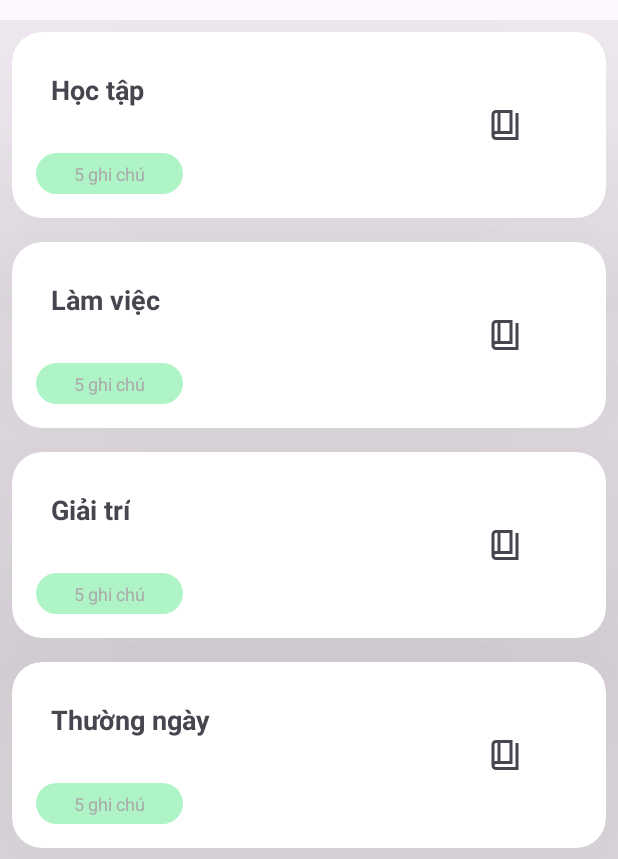
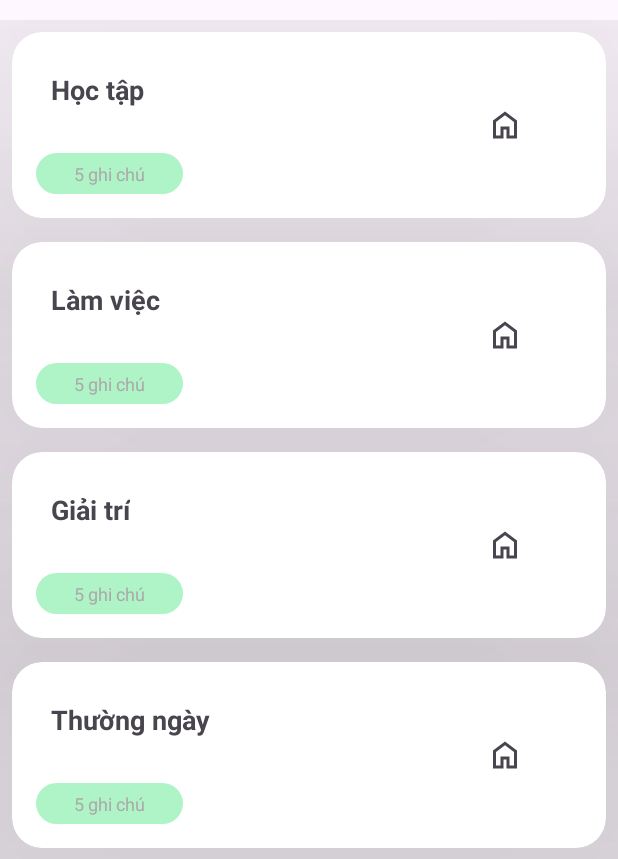
Before and after one commit to Nguyen2101346/appMobiPli, an Android app: the fragment NoteFragment placed in its activity, item 2 of the bottom bar chosen, on a phone screen of 412 x 824 dp. Shown: the part 142-1001 px from the top of the screen. Run offline under Robolectric (Android 15) with nearby library versions, the phone set to English and light mode, and no system bars.

Commit message:
Giao diện note fix

```diff
--- a/app/src/main/java/com/example/utilitycalendar/note/CategoryNoteFragment.java
+++ b/app/src/main/java/com/example/utilitycalendar/note/CategoryNoteFragment.java
@@ -28,10 +28,10 @@ public class CategoryNoteFragment extends Fragment {
         // Khởi tạo danh sách danh mục
         categoryList = new ArrayList<>();
         // Thêm dữ liệu mẫu
-        categoryList.add(new NoteCategory("hoctap","Học tập", 5));
-        categoryList.add(new NoteCategory("lamviec","Làm việc", 5));
-        categoryList.add(new NoteCategory("giaitri","Giải trí", 5));
-        categoryList.add(new NoteCategory("thuongnagy","Thường ngày", 5));
+        categoryList.add(new NoteCategory("hoctap","Học tập", 5, "home_24px"));
+        categoryList.add(new NoteCategory("lamviec","Làm việc", 5, "home_24px"));
+        categoryList.add(new NoteCategory("giaitri","Giải trí", 5, "home_24px"));
+        categoryList.add(new NoteCategory("thuongnagy","Thường ngày", 5, "home_24px"));
 
         adapter = new NoteCategoryAdapter(getContext(), categoryList, category -> {
             // Xử lý khi nhấn vào một danh mục
--- a/app/src/main/java/com/example/utilitycalendar/note/Note.java
+++ b/app/src/main/java/com/example/utilitycalendar/note/Note.java
@@ -1,21 +1,31 @@
 package com.example.utilitycalendar.note;
 
 public class Note {
-
-
     private String id;
     private String title;
     private String content;
     private String date;
+    private boolean pin;
 
 
-    public Note(String id, String title, String content, String date) {
+
+    public Note(String id, String title, String content, String date, boolean pin) {
         this.id = id;
         this.title = title;
         this.content = content;
         this.date = date;
+        this.pin = pin;
     }
 
+
+
+    public String getTitle() {
+        return title;
+    }
+
+    public boolean isPin() {
+        return pin;
+    }
 
     public String getDate() {
         return date;
@@ -25,14 +35,14 @@ public class Note {
         return content;
     }
 
-    public String getTitle() {
-        return title;
-    }
-
     public String getId() {
         return id;
     }
 
 
 
+
+
+
+
 }
--- a/app/src/main/java/com/example/utilitycalendar/note/NoteAdapter.java
+++ b/app/src/main/java/com/example/utilitycalendar/note/NoteAdapter.java
@@ -4,6 +4,7 @@ import android.content.Context;
 import android.view.LayoutInflater;
 import android.view.View;
 import android.view.ViewGroup;
+import android.widget.ImageView;
 import android.widget.TextView;
 
 import androidx.annotation.NonNull;
@@ -43,6 +44,16 @@ public class NoteAdapter extends RecyclerView.Adapter<NoteAdapter.NoteViewHolder
         holder.noteContent.setText(note.getContent());
         holder.noteDate.setText(note.getDate());
 
+
+        // Kiểm tra giá trị 'pin' để ẩn hoặc hiển thị note_image
+        if (note.isPin()) { // Giả sử có phương thức isPin() để kiểm tra giá trị pin
+            holder.noteImage.setVisibility(View.VISIBLE);
+        } else {
+            holder.noteImage.setVisibility(View.GONE);
+        }
+
+
+
         // Xử lý sự kiện khi nhấn vào item
         holder.itemView.setOnClickListener(v -> listener.onNoteClick(note));
     }
@@ -56,6 +67,7 @@ public class NoteAdapter extends RecyclerView.Adapter<NoteAdapter.NoteViewHolder
     // Định nghĩa lớp ViewHolder
     public static class NoteViewHolder extends RecyclerView.ViewHolder {
         public TextView noteTitle, noteContent, noteDate;
+        public ImageView noteImage;
 
         public NoteViewHolder(@NonNull View itemView) {
             super(itemView);
@@ -63,6 +75,7 @@ public class NoteAdapter extends RecyclerView.Adapter<NoteAdapter.NoteViewHolder
             noteTitle = itemView.findViewById(R.id.note_title);
             noteContent = itemView.findViewById(R.id.note_content);
             noteDate = itemView.findViewById(R.id.note_date);
+            noteImage = itemView.findViewById(R.id.note_image);
         }
     }
 
--- a/app/src/main/java/com/example/utilitycalendar/note/NoteCategory.java
+++ b/app/src/main/java/com/example/utilitycalendar/note/NoteCategory.java
@@ -4,11 +4,13 @@ public class NoteCategory {
     private String id;
     private String name;
     private int noteCount;
+    private String icon;
 
-    public NoteCategory(String id, String name, int noteCount) {
+    public NoteCategory(String id, String name, int noteCount, String icon) {
         this.id = id;
         this.name = name;
         this.noteCount = noteCount;
+        this.icon = icon;
     }
 
     public String getId() {
@@ -22,4 +24,9 @@ public class NoteCategory {
     public int getNoteCount() {
         return noteCount;
     }
+
+    public String getIcon() {
+        return icon;
+    }
+
 }
--- a/app/src/main/java/com/example/utilitycalendar/note/NoteCategoryAdapter.java
+++ b/app/src/main/java/com/example/utilitycalendar/note/NoteCategoryAdapter.java
@@ -1,9 +1,11 @@
 package com.example.utilitycalendar.note;
 
+import android.annotation.SuppressLint;
 import android.content.Context;
 import android.view.LayoutInflater;
 import android.view.View;
 import android.view.ViewGroup;
+import android.widget.ImageView;
 import android.widget.TextView;
 
 import androidx.annotation.NonNull;
@@ -48,6 +50,11 @@ public class NoteCategoryAdapter extends RecyclerView.Adapter<NoteCategoryAdapte
 
         holder.noteCount.setText(String.valueOf(noteCount));
 
+
+        // Đặt icon cho ImageView
+        @SuppressLint("DiscouragedApi") int iconResId = context.getResources().getIdentifier(category.getIcon(), "drawable", context.getPackageName());
+        holder.categoryImage.setImageResource(iconResId);
+
         // Xử lý sự kiện khi nhấn vào item
         holder.itemView.setOnClickListener(v -> listener.onCategoryClick(category));
     }
@@ -61,12 +68,14 @@ public class NoteCategoryAdapter extends RecyclerView.Adapter<NoteCategoryAdapte
     // Định nghĩa lớp ViewHolder
     public static class NoteCategoryViewHolder extends RecyclerView.ViewHolder {
         public TextView categoryName, noteCount;
+        public ImageView categoryImage;
 
         public NoteCategoryViewHolder(@NonNull View itemView) {
             super(itemView);
             // Khởi tạo các view con từ layout item_note_category
             categoryName = itemView.findViewById(R.id.note_category_name);
             noteCount = itemView.findViewById(R.id.note_category_count);
+            categoryImage = itemView.findViewById(R.id.note_category_image);
         }
     }
 
--- a/app/src/main/java/com/example/utilitycalendar/note/NoteFragment.java
+++ b/app/src/main/java/com/example/utilitycalendar/note/NoteFragment.java
@@ -34,12 +34,12 @@ public class NoteFragment extends Fragment {
 
         noteList = new ArrayList<>();
         // Thêm dữ liệu mẫu
-        noteList.add(new Note("1","hoc 1","Học tập", "5/5/2022"));
-        noteList.add(new Note("2","hoc 2","Học tập", "5/5/2022"));
-        noteList.add(new Note("3","hoc 3","sddssdssdds \n ggggfffffffffffffffff\n ffffffffffffffffffffffffff\nfffffffffff\nffff    \nsdsdsddsdsdsdsds \nn sdddsdsdsdsd \nsdsddssd\nddsdssd\n heets", "5/5/2022"));
-        noteList.add(new Note("4","hoc 4","Học tập", "5/5/2022"));
-        noteList.add(new Note("5","hoc 5","Học tập", "5/5/2022"));
-        noteList.add(new Note("6","hoc 6","Học tập", "5/5/2022"));
+        noteList.add(new Note("1","hoc 1","Học tập", "05/05/2022", true));
+        noteList.add(new Note("2","hoc 2","Học tập", "05/05/2022", true));
+        noteList.add(new Note("3","hoc 3","sddssdssdds \n ggggfffffffffffffffff\n ffffffffffffffffffffffffff\nfffffffffff\nffff    \nsdsdsddsdsdsdsds \nn sdddsdsdsdsd \nsdsddssd\nddsdssd\n heets", "5/5/2022", true));
+        noteList.add(new Note("4","hoc 4","Học tập", "05/05/2022", false));
+        noteList.add(new Note("5","hoc 5","Học tập", "05/05/2022", false));
+        noteList.add(new Note("6","hoc 6","Học tập", "05/05/2022", false));
 
 
         if (getArguments() != null) {
--- a/app/src/main/res/layout/item_note.xml
+++ b/app/src/main/res/layout/item_note.xml
@@ -58,7 +58,6 @@
                 android:layout_height="wrap_content"
                 android:layout_gravity="center_vertical|end"
                 android:src="@drawable/keep_24px"
-                android:layout_marginEnd="20dp"
                 android:layout_weight="0.2"
                  />
 
```
